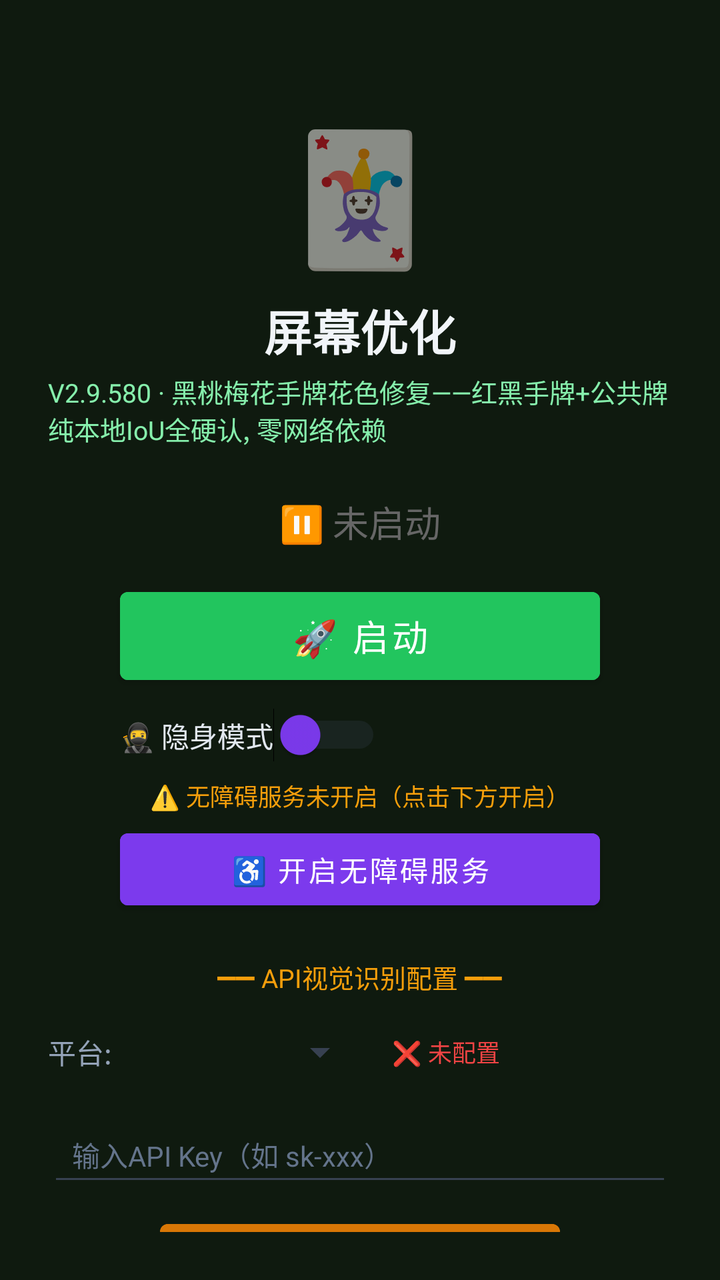
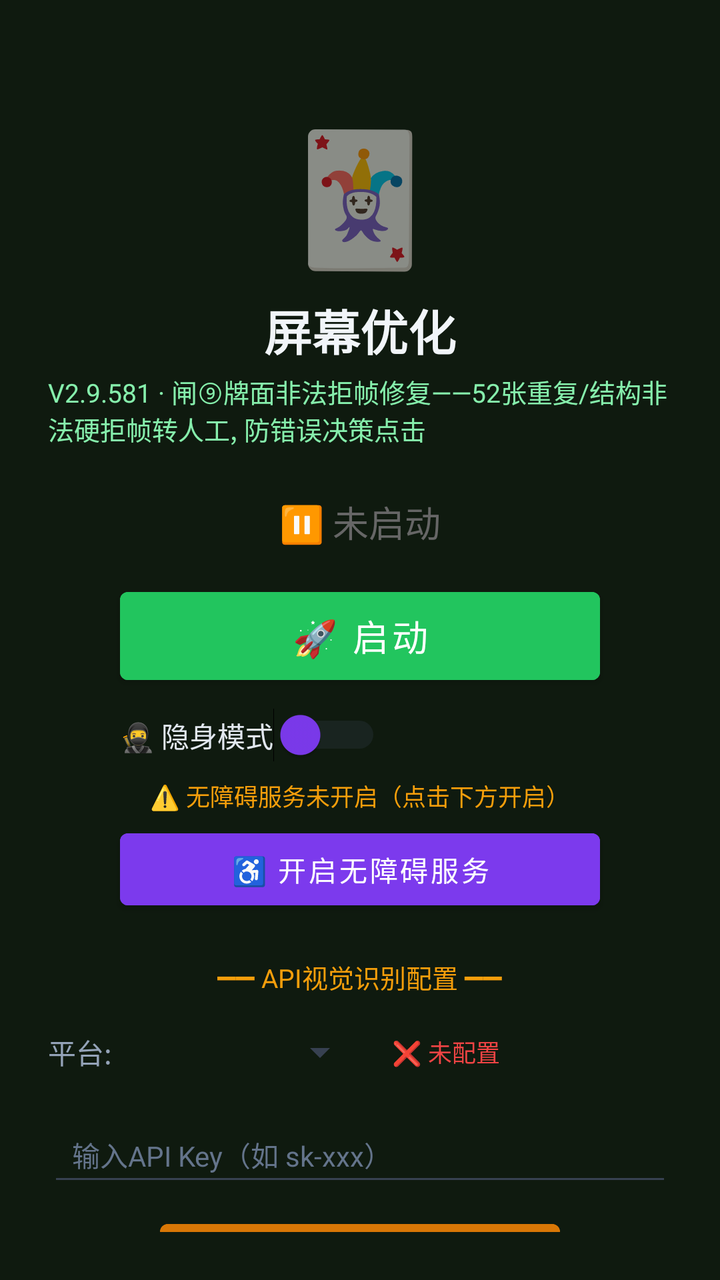

Screens rendered from an Android XML layout before and after an edit, with the pre-edit source and the edit as a unified diff.
<!-- AndroidManifest.xml: activity theme Theme.MjScreenshot -->
<!-- res/layout/activity_main.xml -->
<?xml version="1.0" encoding="utf-8"?>
<LinearLayout xmlns:android="http://schemas.android.com/apk/res/android"
    android:layout_width="match_parent"
    android:layout_height="match_parent"
    android:orientation="vertical"
    android:background="#0f1a0f"
    android:padding="24dp"
    android:gravity="center_horizontal">

    <TextView
        android:layout_width="wrap_content"
        android:layout_height="wrap_content"
        android:text="🃏"
        android:textSize="64sp"
        android:layout_marginTop="30dp" />

    <TextView
        android:layout_width="wrap_content"
        android:layout_height="wrap_content"
        android:text="屏幕优化"
        android:textSize="24sp"
        android:textColor="#f1f5f9"
        android:textStyle="bold"
        android:layout_marginTop="8dp" />

    <TextView
        android:layout_width="wrap_content"
        android:layout_height="wrap_content"
        android:text="V2.9.580 · 黑桃梅花手牌花色修复——红黑手牌+公共牌纯本地IoU全硬认, 零网络依赖"
        android:textSize="13sp"
        android:textColor="#86efac"
        android:layout_marginTop="4dp" />

    <TextView
        android:id="@+id/tvStatus"
        android:layout_width="wrap_content"
        android:layout_height="wrap_content"
        android:text="⏸ 未启动"
        android:textSize="18sp"
        android:textColor="#666666"
        android:layout_marginTop="24dp" />

    <Button
        android:id="@+id/btnStart"
        android:layout_width="240dp"
        android:layout_height="56dp"
        android:text="🚀 启动"
        android:textSize="18sp"
        android:textColor="#ffffff"
        android:backgroundTint="#22c55e"
        android:layout_marginTop="16dp" />

    <Button
        android:id="@+id/btnHelper"
        android:layout_width="240dp"
        android:layout_height="56dp"
        android:text="🃏 打开智囊"
        android:textSize="16sp"
        android:textColor="#ffffff"
        android:backgroundTint="#16a34a"
        android:layout_marginTop="12dp"
        android:visibility="gone" />

    
    <LinearLayout
        android:layout_width="240dp"
        android:layout_height="wrap_content"
        android:orientation="horizontal"
        android:gravity="center_vertical"
        android:layout_marginTop="8dp">

        <Switch
            android:id="@+id/switchStealth"
            android:layout_width="wrap_content"
            android:layout_height="wrap_content"
            android:text="🥷 隐身模式"
            android:textColor="#e2e8f0"
            android:textSize="14sp"
            android:thumbTint="#7c3aed"
            android:trackTint="#374151" />
    </LinearLayout>

    <TextView
        android:id="@+id/tvAccessibilityStatus"
        android:layout_width="wrap_content"
        android:layout_height="wrap_content"
        android:text="⚠️ 无障碍服务未开启（点击下方开启）"
        android:textSize="12sp"
        android:textColor="#f59e0b"
        android:layout_marginTop="8dp"
        android:gravity="center" />

    <Button
        android:id="@+id/btnAccessibility"
        android:layout_width="240dp"
        android:layout_height="48dp"
        android:text="♿ 开启无障碍服务"
        android:textSize="14sp"
        android:textColor="#ffffff"
        android:backgroundTint="#7c3aed"
        android:layout_marginTop="4dp" />

    <TextView
        android:layout_width="wrap_content"
        android:layout_height="wrap_content"
        android:text="━━ API视觉识别配置 ━━"
        android:textSize="13sp"
        android:textColor="#f59e0b"
        android:layout_marginTop="20dp" />

    <LinearLayout
        android:layout_width="match_parent"
        android:layout_height="wrap_content"
        android:orientation="horizontal"
        android:layout_marginTop="8dp"
        android:gravity="center_vertical">

        <TextView
            android:layout_width="wrap_content"
            android:layout_height="wrap_content"
            android:text="平台:"
            android:textSize="14sp"
            android:textColor="#94a3b8" />

        <Spinner
            android:id="@+id/spinnerProvider"
            android:layout_width="120dp"
            android:layout_height="40dp"
            android:layout_marginStart="8dp"
            android:backgroundTint="#374151" />

        <TextView
            android:id="@+id/tvApiStatus"
            android:layout_width="wrap_content"
            android:layout_height="wrap_content"
            android:text="❌ 未配置"
            android:textSize="12sp"
            android:textColor="#ef4444"
            android:layout_marginStart="12dp" />
    </LinearLayout>

    <EditText
        android:id="@+id/etApiKey"
        android:layout_width="match_parent"
        android:layout_height="44dp"
        android:hint="输入API Key（如 sk-xxx）"
        android:textSize="14sp"
        android:textColor="#e2e8f0"
        android:textColorHint="#64748b"
        android:backgroundTint="#374151"
        android:inputType="textPassword"
        android:layout_marginTop="8dp"
        android:paddingStart="12dp"
        android:paddingEnd="12dp" />

    <Button
        android:id="@+id/btnSaveApi"
        android:layout_width="200dp"
        android:layout_height="44dp"
        android:text="💾 保存API配置"
        android:textSize="14sp"
        android:textColor="#ffffff"
        android:backgroundTint="#d97706"
        android:layout_marginTop="8dp" />

    <TextView
        android:id="@+id/tvHint"
        android:layout_width="wrap_content"
        android:layout_height="wrap_content"
        android:text="先点上方按钮启动截屏"
        android:textSize="13sp"
        android:textColor="#666666"
        android:layout_marginTop="12dp"
        android:gravity="center" />

    <TextView
        android:layout_width="wrap_content"
        android:layout_height="wrap_content"
        android:text="使用步骤：\n1. 配置API Key（支持OpenAI/通义千问VL/硅基流动）\n2. 点「开启无障碍服务」→ 开启\n3. 开启「🥷隐身模式」(反检测)\n4. 点「启动」→ 允许悬浮窗\n5. 打牌时点屏幕上的🎯悬浮球即可截屏识别\n★ 拖动悬浮球可移到不挡牌的位置 ★\n★ 长按悬浮球可展开/收起详细面板 ★\n★ 悬浮球边框颜色=建议：绿=加注 橙=跟注 红=弃牌 ★"
        android:textSize="12sp"
        android:textColor="#64748b"
        android:layout_marginTop="12dp"
        android:lineSpacingExtra="3dp" />

</LinearLayout>
<!-- resources referenced by this layout -->
<resources>
  <style name="Theme.MjScreenshot" parent="Theme.MaterialComponents.DayNight.DarkActionBar">
          <item name="colorPrimary">#1e40af</item>
          <item name="colorPrimaryVariant">#1e3a8a</item>
          <item name="colorOnPrimary">#ffffff</item>
          <item name="android:statusBarColor">#0f172a</item>
      </style>
</resources>

<!-- the commit's change to res/layout/activity_main.xml (unified diff, before → after) -->
@@ -26,7 +26,7 @@
     <TextView
         android:layout_width="wrap_content"
         android:layout_height="wrap_content"
-        android:text="V2.9.580 · 黑桃梅花手牌花色修复——红黑手牌+公共牌纯本地IoU全硬认, 零网络依赖"
+        android:text="V2.9.581 · 闸⑨牌面非法拒帧修复——52张重复/结构非法硬拒帧转人工, 防错误决策点击"
         android:textSize="13sp"
         android:textColor="#86efac"
         android:layout_marginTop="4dp" />
